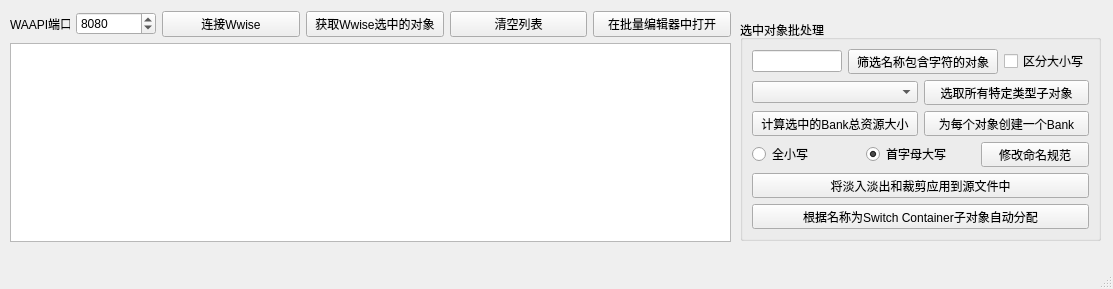
Old version of the form WwiseTools/QtDesign/MainWindow.ui in the repository victor647/AudioToolkit647.
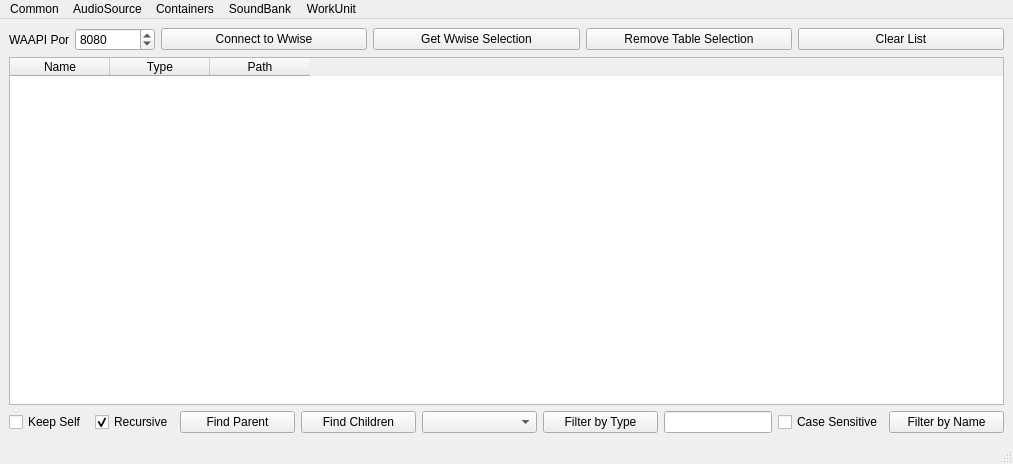
New version of the form.

```diff
--- a/WwiseTools/QtDesign/MainWindow.ui
+++ b/WwiseTools/QtDesign/MainWindow.ui
@@ -6,222 +6,247 @@
    <rect>
     <x>0</x>
     <y>0</y>
-    <width>1113</width>
-    <height>289</height>
+    <width>1013</width>
+    <height>464</height>
    </rect>
   </property>
   <property name="windowTitle">
    <string>WwiseTools</string>
   </property>
   <widget class="QWidget" name="centralwidget">
-   <widget class="QGroupBox" name="grpBatchProcess">
-    <property name="geometry">
-     <rect>
-      <x>740</x>
-      <y>20</y>
-      <width>361</width>
-      <height>221</height>
-     </rect>
-    </property>
-    <property name="title">
-     <string>选中对象批处理</string>
-    </property>
-    <layout class="QVBoxLayout" name="verticalLayout">
-     <item>
-      <layout class="QHBoxLayout" name="horizontalLayout_2">
-       <item>
-        <widget class="QLineEdit" name="iptSelectionFilter"/>
-       </item>
-       <item>
-        <widget class="QPushButton" name="btnFilterSelection">
-         <property name="minimumSize">
-          <size>
-           <width>150</width>
-           <height>0</height>
-          </size>
-         </property>
-         <property name="text">
-          <string>筛选名称包含字符的对象</string>
-         </property>
-        </widget>
-       </item>
-       <item>
-        <widget class="QCheckBox" name="cbxCaseSensitive">
-         <property name="text">
-          <string>区分大小写</string>
-         </property>
-        </widget>
-       </item>
-      </layout>
-     </item>
-     <item>
-      <layout class="QHBoxLayout" name="horizontalLayout_3">
-       <item>
-        <widget class="QComboBox" name="cbbDescendantType"/>
-       </item>
-       <item>
-        <widget class="QPushButton" name="btnSelectDescendants">
-         <property name="text">
-          <string>选取所有特定类型子对象</string>
-         </property>
-        </widget>
-       </item>
-      </layout>
-     </item>
-     <item>
-      <layout class="QHBoxLayout" name="horizontalLayout_4">
-       <property name="bottomMargin">
-        <number>0</number>
+   <layout class="QVBoxLayout" name="verticalLayout">
+    <item>
+     <layout class="QHBoxLayout" name="horizontalLayout">
+      <item>
+       <widget class="QLabel" name="lblWaapiPort">
+        <property name="maximumSize">
+         <size>
+          <width>60</width>
+          <height>16777215</height>
+         </size>
+        </property>
+        <property name="text">
+         <string>WAAPI Port</string>
+        </property>
+       </widget>
+      </item>
+      <item>
+       <widget class="QSpinBox" name="spbWaapiPort">
+        <property name="maximumSize">
+         <size>
+          <width>80</width>
+          <height>16777215</height>
+         </size>
+        </property>
+        <property name="minimum">
+         <number>1000</number>
+        </property>
+        <property name="maximum">
+         <number>9999</number>
+        </property>
+        <property name="value">
+         <number>8080</number>
+        </property>
+       </widget>
+      </item>
+      <item>
+       <widget class="QPushButton" name="btnWaapiConnect">
+        <property name="text">
+         <string>Connect to Wwise</string>
+        </property>
+       </widget>
+      </item>
+      <item>
+       <widget class="QPushButton" name="btnGetSelectedObjects">
+        <property name="text">
+         <string>Get Wwise Selection</string>
+        </property>
+       </widget>
+      </item>
+      <item>
+       <widget class="QPushButton" name="btnRemoveSelection">
+        <property name="text">
+         <string>Remove Table Selection</string>
+        </property>
+       </widget>
+      </item>
+      <item>
+       <widget class="QPushButton" name="btnClearObjects">
+        <property name="text">
+         <string>Clear List</string>
+        </property>
+       </widget>
+      </item>
+     </layout>
+    </item>
+    <item>
+     <widget class="QTableWidget" name="tblActiveObjects">
+      <property name="editTriggers">
+       <set>QAbstractItemView::NoEditTriggers</set>
+      </property>
+      <column>
+       <property name="text">
+        <string>Name</string>
        </property>
-       <item>
-        <widget class="QPushButton" name="btnGetBankSize">
-         <property name="text">
-          <string>计算选中的Bank总资源大小</string>
-         </property>
-        </widget>
-       </item>
-       <item>
-        <widget class="QPushButton" name="btnCreateBanks">
-         <property name="text">
-          <string>为每个对象创建一个Bank</string>
-         </property>
-        </widget>
-       </item>
-      </layout>
-     </item>
-     <item>
-      <layout class="QHBoxLayout" name="horizontalLayout_5">
-       <item>
-        <widget class="QRadioButton" name="rbnAllLowerCase">
-         <property name="text">
-          <string>全小写</string>
-         </property>
-        </widget>
-       </item>
-       <item>
-        <widget class="QRadioButton" name="rbnTitleCase">
-         <property name="text">
-          <string>首字母大写</string>
-         </property>
-         <property name="checked">
-          <bool>true</bool>
-         </property>
-        </widget>
-       </item>
-       <item>
-        <widget class="QPushButton" name="btnApplyNameConvention">
-         <property name="text">
-          <string>修改命名规范</string>
-         </property>
-        </widget>
-       </item>
-      </layout>
-     </item>
-     <item>
-      <widget class="QPushButton" name="btnApplySourceEdit">
+      </column>
+      <column>
        <property name="text">
-        <string>将淡入淡出和裁剪应用到源文件中</string>
+        <string>Type</string>
        </property>
-      </widget>
-     </item>
-     <item>
-      <widget class="QPushButton" name="btnAssignSwitch">
+      </column>
+      <column>
        <property name="text">
-        <string>根据名称为Switch Container子对象自动分配</string>
+        <string>Path</string>
        </property>
-      </widget>
-     </item>
-    </layout>
-   </widget>
-   <widget class="QWidget" name="">
-    <property name="geometry">
-     <rect>
-      <x>10</x>
-      <y>11</y>
-      <width>721</width>
-      <height>231</height>
-     </rect>
-    </property>
-    <layout class="QVBoxLayout" name="verticalLayout_2">
-     <item>
-      <layout class="QHBoxLayout" name="horizontalLayout">
-       <item>
-        <widget class="QLabel" name="lblWaapiPort">
-         <property name="maximumSize">
-          <size>
-           <width>60</width>
-           <height>16777215</height>
-          </size>
-         </property>
-         <property name="text">
-          <string>WAAPI端口</string>
-         </property>
-        </widget>
-       </item>
-       <item>
-        <widget class="QSpinBox" name="spbWaapiPort">
-         <property name="maximumSize">
-          <size>
-           <width>80</width>
-           <height>16777215</height>
-          </size>
-         </property>
-         <property name="minimum">
-          <number>1000</number>
-         </property>
-         <property name="maximum">
-          <number>9999</number>
-         </property>
-         <property name="value">
-          <number>8080</number>
-         </property>
-        </widget>
-       </item>
-       <item>
-        <widget class="QPushButton" name="btnWaapiConnect">
-         <property name="text">
-          <string>连接Wwise</string>
-         </property>
-        </widget>
-       </item>
-       <item>
-        <widget class="QPushButton" name="btnGetSelectedObjects">
-         <property name="text">
-          <string>获取Wwise选中的对象</string>
-         </property>
-        </widget>
-       </item>
-       <item>
-        <widget class="QPushButton" name="btnClearObjects">
-         <property name="text">
-          <string>清空列表</string>
-         </property>
-        </widget>
-       </item>
-       <item>
-        <widget class="QPushButton" name="btnOpenInMultiEditor">
-         <property name="text">
-          <string>在批量编辑器中打开</string>
-         </property>
-        </widget>
-       </item>
-      </layout>
-     </item>
-     <item>
-      <widget class="QListWidget" name="lstActiveObjects"/>
-     </item>
-    </layout>
-   </widget>
+      </column>
+     </widget>
+    </item>
+    <item>
+     <layout class="QHBoxLayout" name="horizontalLayout_3">
+      <item>
+       <widget class="QCheckBox" name="cbxKeepSelf">
+        <property name="maximumSize">
+         <size>
+          <width>80</width>
+          <height>16777215</height>
+         </size>
+        </property>
+        <property name="text">
+         <string>Keep Self</string>
+        </property>
+       </widget>
+      </item>
+      <item>
+       <widget class="QCheckBox" name="cbxRecursiveFind">
+        <property name="sizePolicy">
+         <sizepolicy hsizetype="Fixed" vsizetype="Fixed">
+          <horstretch>0</horstretch>
+          <verstretch>0</verstretch>
+         </sizepolicy>
+        </property>
+        <property name="text">
+         <string>Recursive</string>
+        </property>
+        <property name="checked">
+         <bool>true</bool>
+        </property>
+       </widget>
+      </item>
+      <item>
+       <widget class="QPushButton" name="btnFindParent">
+        <property name="text">
+         <string>Find Parent</string>
+        </property>
+       </widget>
+      </item>
+      <item>
+       <widget class="QPushButton" name="btnFindChildren">
+        <property name="text">
+         <string>Find Children</string>
+        </property>
+       </widget>
+      </item>
+      <item>
+       <widget class="QComboBox" name="cbbDescendantType"/>
+      </item>
+      <item>
+       <widget class="QPushButton" name="btnFilterByType">
+        <property name="text">
+         <string>Filter by Type</string>
+        </property>
+       </widget>
+      </item>
+      <item>
+       <widget class="QLineEdit" name="iptSelectionFilter">
+        <property name="sizePolicy">
+         <sizepolicy hsizetype="Fixed" vsizetype="Fixed">
+          <horstretch>0</horstretch>
+          <verstretch>0</verstretch>
+         </sizepolicy>
+        </property>
+       </widget>
+      </item>
+      <item>
+       <widget class="QCheckBox" name="cbxCaseSensitive">
+        <property name="sizePolicy">
+         <sizepolicy hsizetype="Fixed" vsizetype="Fixed">
+          <horstretch>0</horstretch>
+          <verstretch>0</verstretch>
+         </sizepolicy>
+        </property>
+        <property name="text">
+         <string>Case Sensitive</string>
+        </property>
+       </widget>
+      </item>
+      <item>
+       <widget class="QPushButton" name="btnFilterByName">
+        <property name="text">
+         <string>Filter by Name</string>
+        </property>
+       </widget>
+      </item>
+     </layout>
+    </item>
+   </layout>
   </widget>
   <widget class="QMenuBar" name="menubar">
    <property name="geometry">
     <rect>
      <x>0</x>
      <y>0</y>
-     <width>1113</width>
+     <width>1013</width>
      <height>23</height>
     </rect>
    </property>
+   <widget class="QMenu" name="mnuAudioSource">
+    <property name="title">
+     <string>AudioSource</string>
+    </property>
+    <addaction name="actApplyEditsToOriginal"/>
+    <addaction name="actResetSourceEdits"/>
+   </widget>
+   <widget class="QMenu" name="mnuLogicContainers">
+    <property name="title">
+     <string>Containers</string>
+    </property>
+    <addaction name="actAssignSwitchMappings"/>
+   </widget>
+   <widget class="QMenu" name="mnuSoundBank">
+    <property name="title">
+     <string>SoundBank</string>
+    </property>
+    <addaction name="actCalculateBankSize"/>
+    <addaction name="actCreateSoundBank"/>
+   </widget>
+   <widget class="QMenu" name="mnuCommon">
+    <property name="title">
+     <string>Common</string>
+    </property>
+    <widget class="QMenu" name="menuRename">
+     <property name="title">
+      <string>Rename</string>
+     </property>
+     <addaction name="actChangeToTitleCase"/>
+     <addaction name="actChangeToLowerCase"/>
+     <addaction name="actChangeToUpperCase"/>
+    </widget>
+    <addaction name="actDeleteObjects"/>
+    <addaction name="menuRename"/>
+    <addaction name="actMultiEditor"/>
+    <addaction name="actBatchRenamer"/>
+   </widget>
+   <widget class="QMenu" name="mnuWorkUnit">
+    <property name="title">
+     <string>WorkUnit</string>
+    </property>
+    <addaction name="actConvertToWorkUnit"/>
+   </widget>
+   <addaction name="mnuCommon"/>
+   <addaction name="mnuAudioSource"/>
+   <addaction name="mnuLogicContainers"/>
+   <addaction name="mnuSoundBank"/>
+   <addaction name="mnuWorkUnit"/>
   </widget>
   <widget class="QStatusBar" name="statusbar"/>
  </widget>
```
Left out of the diff: 295 changed lines with no effect on the pictures.
